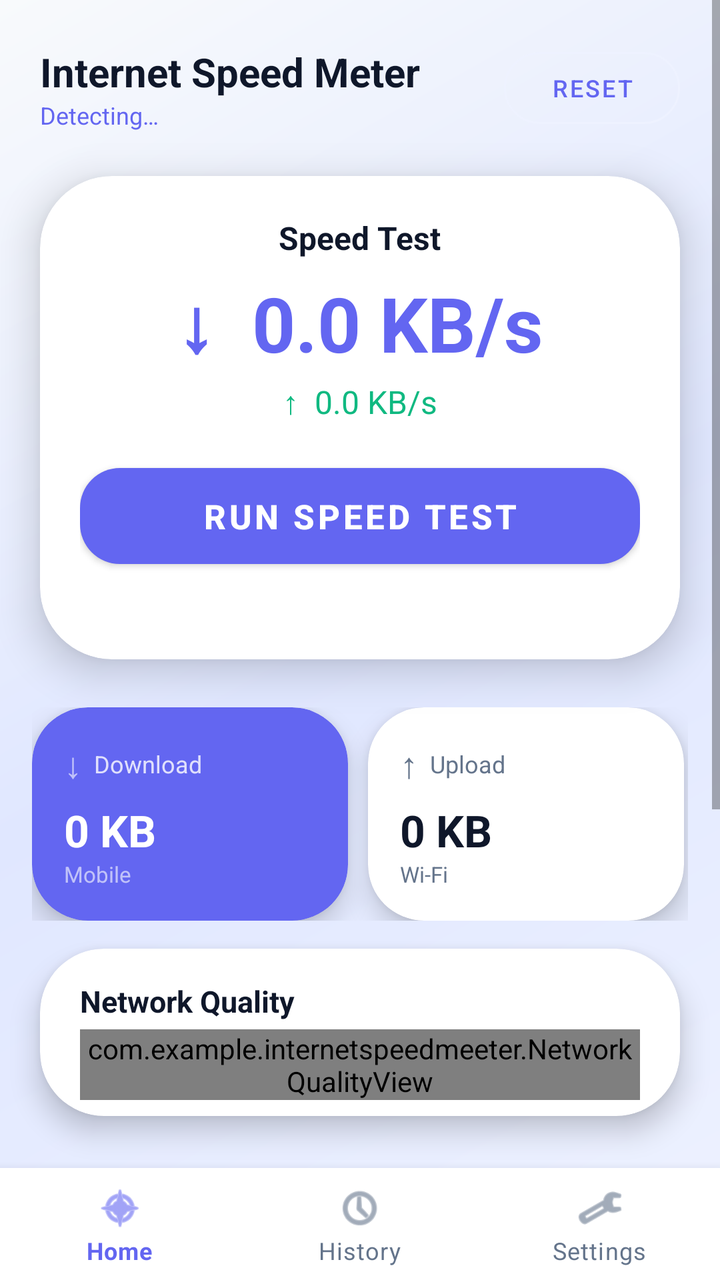
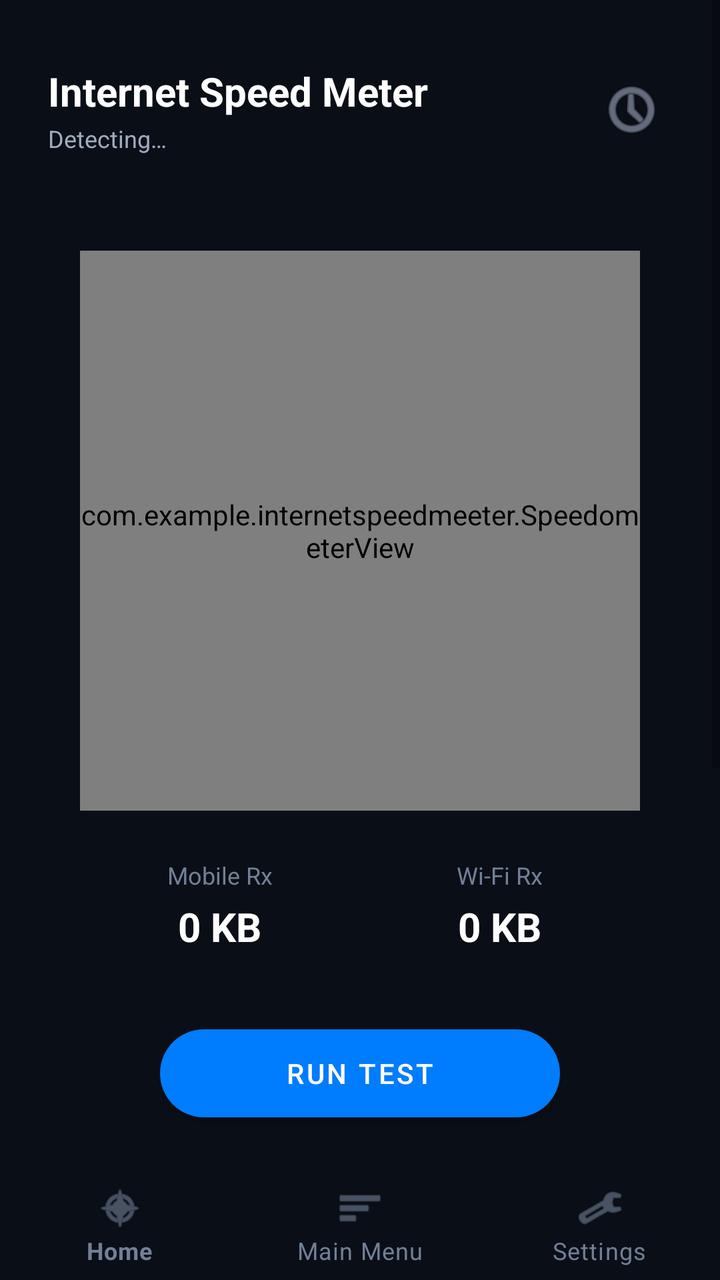

Compare the two renders of this Android layout. The source of the first and the diff that turns it into the second are given below.
<!-- AndroidManifest.xml: application theme Theme.InternetSpeedMeeter -->
<!-- res/layout/activity_main.xml -->
<?xml version="1.0" encoding="utf-8"?>
<androidx.constraintlayout.widget.ConstraintLayout
    xmlns:android="http://schemas.android.com/apk/res/android"
    xmlns:app="http://schemas.android.com/apk/res-auto"
    android:layout_width="match_parent"
    android:layout_height="match_parent"
    android:background="@drawable/bg_gradient_premium">

    
    <ScrollView
        android:id="@+id/scrollContent"
        android:layout_width="0dp"
        android:layout_height="0dp"
        android:clipToPadding="false"
        android:paddingBottom="16dp"
        app:layout_constraintTop_toTopOf="parent"
        app:layout_constraintBottom_toTopOf="@id/bottomNav"
        app:layout_constraintStart_toStartOf="parent"
        app:layout_constraintEnd_toEndOf="parent">

        <LinearLayout
            android:layout_width="match_parent"
            android:layout_height="wrap_content"
            android:orientation="vertical">

            
            
            
            <LinearLayout
                android:layout_width="match_parent"
                android:layout_height="wrap_content"
                android:orientation="horizontal"
                android:gravity="center_vertical"
                android:paddingHorizontal="20dp"
                android:paddingTop="20dp"
                android:paddingBottom="8dp">

                <LinearLayout
                    android:layout_width="0dp"
                    android:layout_height="wrap_content"
                    android:layout_weight="1"
                    android:orientation="vertical">

                    <TextView
                        android:layout_width="wrap_content"
                        android:layout_height="wrap_content"
                        android:text="Internet Speed Meter"
                        android:textSize="20sp"
                        android:textStyle="bold"
                        android:textColor="@color/text_primary"/>

                    <TextView
                        android:id="@+id/signalStrengthView"
                        android:layout_width="wrap_content"
                        android:layout_height="wrap_content"
                        android:text="Detecting…"
                        android:textSize="12sp"
                        android:textColor="@color/brand_blue"
                        android:contentDescription="@string/cd_signal"/>

                </LinearLayout>

                
                <com.google.android.material.button.MaterialButton
                    android:id="@+id/btnReset"
                    style="@style/Widget.MaterialComponents.Button.OutlinedButton"
                    android:layout_width="wrap_content"
                    android:layout_height="wrap_content"
                    android:text="Reset"
                    android:textSize="12sp"
                    android:textColor="@color/brand_blue"
                    android:contentDescription="@string/cd_btn_reset"
                    app:strokeColor="@color/brand_blue_light"
                    app:cornerRadius="20dp"/>

            </LinearLayout>

            
            
            
            <androidx.cardview.widget.CardView
                android:layout_width="match_parent"
                android:layout_height="wrap_content"
                android:layout_marginHorizontal="20dp"
                android:layout_marginBottom="24dp"
                android:layout_marginTop="12dp"
                app:cardBackgroundColor="@color/card_white"
                app:cardCornerRadius="36dp"
                app:cardElevation="12dp">

                <LinearLayout
                    android:layout_width="match_parent"
                    android:layout_height="wrap_content"
                    android:orientation="vertical"
                    android:paddingTop="20dp"
                    android:paddingBottom="16dp"
                    android:paddingHorizontal="20dp"
                    android:gravity="center_horizontal">

                    
                    <TextView
                        android:layout_width="wrap_content"
                        android:layout_height="wrap_content"
                        android:text="Speed Test"
                        android:textSize="16sp"
                        android:textStyle="bold"
                        android:textColor="@color/text_primary"
                        android:layout_marginBottom="6dp"/>

                    
                    <com.example.internetspeedmeeter.SpeedometerView
                        android:id="@+id/speedometerView"
                        android:layout_width="200dp"
                        android:layout_height="110dp"
                        android:layout_gravity="center_horizontal"
                        android:visibility="gone"/>

                    
                    <TextView
                        android:id="@+id/speedTextView"
                        android:layout_width="wrap_content"
                        android:layout_height="wrap_content"
                        android:text="↓  0.0 KB/s"
                        android:textSize="38sp"
                        android:textStyle="bold"
                        android:textColor="@color/brand_blue"/>

                    <TextView
                        android:id="@+id/uploadSpeedView"
                        android:layout_width="wrap_content"
                        android:layout_height="wrap_content"
                        android:text="↑  0.0 KB/s"
                        android:textSize="16sp"
                        android:textColor="@color/meter_green"
                        android:layout_marginTop="2dp"
                        android:layout_marginBottom="16dp"/>

                    
                    <ProgressBar
                        android:id="@+id/speedProgressBar"
                        style="?android:attr/progressBarStyleHorizontal"
                        android:layout_width="match_parent"
                        android:layout_height="4dp"
                        android:layout_marginBottom="10dp"
                        android:progressTint="@color/brand_blue"
                        android:visibility="gone"/>

                    
                    <com.google.android.material.button.MaterialButton
                        android:id="@+id/btnSpeedTest"
                        android:layout_width="match_parent"
                        android:layout_height="60dp"
                        android:text="Run Speed Test"
                        android:textSize="17sp"
                        android:textStyle="bold"
                        android:textColor="@color/text_on_blue"
                        android:contentDescription="@string/cd_btn_speed_test"
                        app:backgroundTint="@color/brand_blue"
                        app:cornerRadius="20dp"/>

                    <TextView
                        android:id="@+id/speedTestResultView"
                        android:layout_width="match_parent"
                        android:layout_height="wrap_content"
                        android:gravity="center"
                        android:textColor="@color/brand_blue"
                        android:textSize="13sp"
                        android:textStyle="bold"
                        android:layout_marginTop="8dp"
                        android:text=""/>

                </LinearLayout>
            </androidx.cardview.widget.CardView>

            
            <androidx.cardview.widget.CardView
                android:id="@+id/speedTestResultCard"
                android:layout_width="match_parent"
                android:layout_height="wrap_content"
                android:layout_marginHorizontal="20dp"
                android:layout_marginBottom="20dp"
                android:visibility="gone"
                app:cardBackgroundColor="@color/card_white"
                app:cardCornerRadius="24dp"
                app:cardElevation="8dp">
                <TextView
                    android:layout_width="match_parent"
                    android:layout_height="wrap_content"
                    android:padding="14dp"
                    android:gravity="center"
                    android:textColor="@color/brand_blue"
                    android:textSize="14sp"
                    android:textStyle="bold"
                    android:text=""/>
            </androidx.cardview.widget.CardView>

            
            <androidx.cardview.widget.CardView
                android:id="@+id/speedometerCardView"
                android:layout_width="match_parent"
                android:layout_height="wrap_content"
                android:layout_marginHorizontal="16dp"
                android:layout_marginBottom="12dp"
                android:visibility="gone"
                app:cardBackgroundColor="@color/card_white"
                app:cardCornerRadius="20dp"
                app:cardElevation="4dp">
                <FrameLayout
                    android:layout_width="match_parent"
                    android:layout_height="wrap_content"
                    android:padding="8dp"/>
            </androidx.cardview.widget.CardView>

            
            
            
            <LinearLayout
                android:layout_width="match_parent"
                android:layout_height="wrap_content"
                android:orientation="horizontal"
                android:layout_marginHorizontal="16dp"
                android:layout_marginBottom="14dp">

                
                <androidx.cardview.widget.CardView
                    android:layout_width="0dp"
                    android:layout_height="wrap_content"
                    android:layout_weight="1"
                    android:layout_marginEnd="10dp"
                    app:cardBackgroundColor="@color/brand_blue"
                    app:cardCornerRadius="28dp"
                    app:cardElevation="8dp">
                    <LinearLayout
                        android:layout_width="match_parent"
                        android:layout_height="wrap_content"
                        android:orientation="vertical"
                        android:padding="16dp">
                        <LinearLayout
                            android:layout_width="match_parent"
                            android:layout_height="wrap_content"
                            android:orientation="horizontal"
                            android:gravity="center_vertical"
                            android:layout_marginBottom="6dp">
                            <TextView
                                android:layout_width="wrap_content"
                                android:layout_height="wrap_content"
                                android:text="↓"
                                android:textSize="18sp"
                                android:textColor="#99FFFFFF"/>
                            <TextView
                                android:layout_width="wrap_content"
                                android:layout_height="wrap_content"
                                android:text="  Download"
                                android:textSize="12sp"
                                android:textColor="#CCffffff"/>
                        </LinearLayout>
                        <TextView
                            android:id="@+id/mobileDataUsageTextView"
                            android:layout_width="wrap_content"
                            android:layout_height="wrap_content"
                            android:text="0 KB"
                            android:textSize="22sp"
                            android:textStyle="bold"
                            android:textColor="@color/text_on_blue"/>
                        <TextView
                            android:layout_width="wrap_content"
                            android:layout_height="wrap_content"
                            android:text="Mobile"
                            android:textSize="11sp"
                            android:textColor="#99FFFFFF"/>
                    </LinearLayout>
                </androidx.cardview.widget.CardView>

                
                <androidx.cardview.widget.CardView
                    android:layout_width="0dp"
                    android:layout_height="wrap_content"
                    android:layout_weight="1"
                    android:layout_marginEnd="2dp"
                    app:cardBackgroundColor="@color/card_white"
                    app:cardCornerRadius="28dp"
                    app:cardElevation="8dp">
                    <LinearLayout
                        android:layout_width="match_parent"
                        android:layout_height="wrap_content"
                        android:orientation="vertical"
                        android:padding="16dp">
                        <LinearLayout
                            android:layout_width="match_parent"
                            android:layout_height="wrap_content"
                            android:orientation="horizontal"
                            android:gravity="center_vertical"
                            android:layout_marginBottom="6dp">
                            <TextView
                                android:layout_width="wrap_content"
                                android:layout_height="wrap_content"
                                android:text="↑"
                                android:textSize="18sp"
                                android:textColor="@color/text_secondary"/>
                            <TextView
                                android:layout_width="wrap_content"
                                android:layout_height="wrap_content"
                                android:text="  Upload"
                                android:textSize="12sp"
                                android:textColor="@color/text_secondary"/>
                        </LinearLayout>
                        <TextView
                            android:id="@+id/wifiDataUsageTextView"
                            android:layout_width="wrap_content"
                            android:layout_height="wrap_content"
                            android:text="0 KB"
                            android:textSize="22sp"
                            android:textStyle="bold"
                            android:textColor="@color/text_primary"/>
                        <TextView
                            android:layout_width="wrap_content"
                            android:layout_height="wrap_content"
                            android:text="Wi-Fi"
                            android:textSize="11sp"
                            android:textColor="@color/text_secondary"/>
                    </LinearLayout>
                </androidx.cardview.widget.CardView>

            </LinearLayout>

            
            
            
            <androidx.cardview.widget.CardView
                android:layout_width="match_parent"
                android:layout_height="wrap_content"
                android:layout_marginHorizontal="20dp"
                android:layout_marginBottom="24dp"
                app:cardBackgroundColor="@color/card_white"
                app:cardCornerRadius="32dp"
                app:cardElevation="8dp">

                <LinearLayout
                    android:layout_width="match_parent"
                    android:layout_height="wrap_content"
                    android:orientation="vertical"
                    android:paddingTop="16dp"
                    android:paddingBottom="8dp"
                    android:paddingHorizontal="20dp"
                    android:gravity="center_horizontal">

                    <TextView
                        android:layout_width="match_parent"
                        android:layout_height="wrap_content"
                        android:text="Network Quality"
                        android:textSize="15sp"
                        android:textStyle="bold"
                        android:textColor="@color/text_primary"
                        android:layout_marginBottom="4dp"/>

                    <com.example.internetspeedmeeter.NetworkQualityView
                        android:id="@+id/networkQualityView"
                        android:layout_width="match_parent"
                        android:layout_height="wrap_content"/>

                </LinearLayout>
            </androidx.cardview.widget.CardView>

            
            
            
            <TextView
                android:layout_width="wrap_content"
                android:layout_height="wrap_content"
                android:text="Tools"
                android:textSize="16sp"
                android:textStyle="bold"
                android:textColor="@color/text_primary"
                android:layout_marginStart="20dp"
                android:layout_marginBottom="10dp"/>

            
            <LinearLayout
                android:layout_width="match_parent"
                android:layout_height="wrap_content"
                android:orientation="horizontal"
                android:layout_marginHorizontal="16dp"
                android:layout_marginBottom="10dp">

                <androidx.cardview.widget.CardView
                    android:id="@+id/cardPing"
                    android:layout_width="0dp"
                    android:layout_height="88dp"
                    android:layout_weight="1"
                    android:layout_marginEnd="8dp"
                    android:clickable="true"
                    android:focusable="true"
                    app:cardBackgroundColor="@color/card_white"
                    app:cardCornerRadius="28dp"
                    app:cardElevation="6dp">
                    <LinearLayout
                        android:layout_width="match_parent"
                        android:layout_height="match_parent"
                        android:orientation="vertical"
                        android:gravity="center"
                        android:padding="8dp">
                        <TextView android:layout_width="wrap_content" android:layout_height="wrap_content"
                            android:text="🏓" android:textSize="24sp"/>
                        <TextView android:layout_width="wrap_content" android:layout_height="wrap_content"
                            android:text="Ping" android:textSize="13sp" android:textStyle="bold"
                            android:textColor="@color/text_primary" android:layout_marginTop="4dp"/>
                        <TextView android:layout_width="wrap_content" android:layout_height="wrap_content"
                            android:text="Latency" android:textSize="10sp" android:textColor="@color/text_secondary"/>
                    </LinearLayout>
                </androidx.cardview.widget.CardView>

                <androidx.cardview.widget.CardView
                    android:id="@+id/cardAppUsage"
                    android:layout_width="0dp"
                    android:layout_height="88dp"
                    android:layout_weight="1"
                    android:layout_marginEnd="8dp"
                    android:clickable="true"
                    android:focusable="true"
                    app:cardBackgroundColor="@color/card_white"
                    app:cardCornerRadius="28dp"
                    app:cardElevation="6dp">
                    <LinearLayout
                        android:layout_width="match_parent"
                        android:layout_height="match_parent"
                        android:orientation="vertical"
                        android:gravity="center"
                        android:padding="8dp">
                        <TextView android:layout_width="wrap_content" android:layout_height="wrap_content"
                            android:text="📊" android:textSize="24sp"/>
                        <TextView android:layout_width="wrap_content" android:layout_height="wrap_content"
                            android:text="App Usage" android:textSize="13sp" android:textStyle="bold"
                            android:textColor="@color/text_primary" android:layout_marginTop="4dp"/>
                        <TextView android:layout_width="wrap_content" android:layout_height="wrap_content"
                            android:text="Per-App Data" android:textSize="10sp" android:textColor="@color/text_secondary"/>
                    </LinearLayout>
                </androidx.cardview.widget.CardView>

                <androidx.cardview.widget.CardView
                    android:id="@+id/cardDataPlan"
                    android:layout_width="0dp"
                    android:layout_height="88dp"
                    android:layout_weight="1"
                    android:clickable="true"
                    android:focusable="true"
                    app:cardBackgroundColor="@color/card_white"
                    app:cardCornerRadius="28dp"
                    app:cardElevation="6dp">
                    <LinearLayout
                        android:layout_width="match_parent"
                        android:layout_height="match_parent"
                        android:orientation="vertical"
                        android:gravity="center"
                        android:padding="8dp">
                        <TextView android:layout_width="wrap_content" android:layout_height="wrap_content"
                            android:text="📋" android:textSize="24sp"/>
                        <TextView android:layout_width="wrap_content" android:layout_height="wrap_content"
                            android:text="Data Plan" android:textSize="13sp" android:textStyle="bold"
                            android:textColor="@color/text_primary" android:layout_marginTop="4dp"/>
                        <TextView android:layout_width="wrap_content" android:layout_height="wrap_content"
                            android:text="Monthly Limit" android:textSize="10sp" android:textColor="@color/text_secondary"/>
                    </LinearLayout>
                </androidx.cardview.widget.CardView>

            </LinearLayout>

            
            <LinearLayout
                android:layout_width="match_parent"
                android:layout_height="wrap_content"
                android:orientation="horizontal"
                android:layout_marginHorizontal="16dp"
                android:layout_marginBottom="20dp">

                <androidx.cardview.widget.CardView
                    android:id="@+id/cardThrottle"
                    android:layout_width="0dp"
                    android:layout_height="88dp"
                    android:layout_weight="1"
                    android:layout_marginEnd="8dp"
                    android:clickable="true"
                    android:focusable="true"
                    app:cardBackgroundColor="@color/card_white"
                    app:cardCornerRadius="28dp"
                    app:cardElevation="6dp">
                    <LinearLayout
                        android:layout_width="match_parent"
                        android:layout_height="match_parent"
                        android:orientation="vertical"
                        android:gravity="center"
                        android:padding="8dp">
                        <TextView android:layout_width="wrap_content" android:layout_height="wrap_content"
                            android:text="🔍" android:textSize="24sp"/>
                        <TextView android:layout_width="wrap_content" android:layout_height="wrap_content"
                            android:text="Throttle" android:textSize="13sp" android:textStyle="bold"
                            android:textColor="@color/text_primary" android:layout_marginTop="4dp"/>
                        <TextView android:layout_width="wrap_content" android:layout_height="wrap_content"
                            android:text="ISP Detector" android:textSize="10sp" android:textColor="@color/text_secondary"/>
                    </LinearLayout>
                </androidx.cardview.widget.CardView>

                <androidx.cardview.widget.CardView
                    android:id="@+id/cardGaming"
                    android:layout_width="0dp"
                    android:layout_height="88dp"
                    android:layout_weight="1"
                    android:layout_marginEnd="8dp"
                    android:clickable="true"
                    android:focusable="true"
                    app:cardBackgroundColor="@color/card_white"
                    app:cardCornerRadius="28dp"
                    app:cardElevation="6dp">
                    <LinearLayout
                        android:layout_width="match_parent"
                        android:layout_height="match_parent"
                        android:orientation="vertical"
                        android:gravity="center"
                        android:padding="8dp">
                        <TextView android:layout_width="wrap_content" android:layout_height="wrap_content"
                            android:text="🎮" android:textSize="24sp"/>
                        <TextView android:layout_width="wrap_content" android:layout_height="wrap_content"
                            android:text="Gaming" android:textSize="13sp" android:textStyle="bold"
                            android:textColor="@color/text_primary" android:layout_marginTop="4dp"/>
                        <TextView android:layout_width="wrap_content" android:layout_height="wrap_content"
                            android:text="Live Ping" android:textSize="10sp" android:textColor="@color/text_secondary"/>
                    </LinearLayout>
                </androidx.cardview.widget.CardView>

                <androidx.cardview.widget.CardView
                    android:id="@+id/cardHistory"
                    android:layout_width="0dp"
                    android:layout_height="88dp"
                    android:layout_weight="1"
                    android:clickable="true"
                    android:focusable="true"
                    app:cardBackgroundColor="@color/card_white"
                    app:cardCornerRadius="28dp"
                    app:cardElevation="6dp">
                    <LinearLayout
                        android:layout_width="match_parent"
                        android:layout_height="match_parent"
                        android:orientation="vertical"
                        android:gravity="center"
                        android:padding="8dp">
                        <TextView android:layout_width="wrap_content" android:layout_height="wrap_content"
                            android:text="📈" android:textSize="24sp"/>
                        <TextView android:layout_width="wrap_content" android:layout_height="wrap_content"
                            android:text="History" android:textSize="13sp" android:textStyle="bold"
                            android:textColor="@color/text_primary" android:layout_marginTop="4dp"/>
                        <TextView android:layout_width="wrap_content" android:layout_height="wrap_content"
                            android:text="Tests + Chart" android:textSize="10sp" android:textColor="@color/text_secondary"/>
                    </LinearLayout>
                </androidx.cardview.widget.CardView>

            </LinearLayout>

        </LinearLayout>
    </ScrollView>

    
    <com.google.android.material.bottomnavigation.BottomNavigationView
        android:id="@+id/bottomNav"
        android:layout_width="0dp"
        android:layout_height="wrap_content"
        android:background="@color/nav_bg"
        app:menu="@menu/bottom_nav_menu"
        app:itemIconTint="@color/nav_item_color"
        app:itemTextColor="@color/nav_item_color"
        app:layout_constraintBottom_toBottomOf="parent"
        app:layout_constraintStart_toStartOf="parent"
        app:layout_constraintEnd_toEndOf="parent"/>

</androidx.constraintlayout.widget.ConstraintLayout>
<!-- resources referenced by this layout -->
<resources>
  <color name="brand_blue">#6366F1</color>
  <color name="brand_blue_light">#EEF2FF</color>
  <color name="card_white">#FFFFFF</color>
  <color name="meter_green">#10B981</color>
  <color name="nav_bg">#FFFFFF</color>
  <color name="text_on_blue">#FFFFFF</color>
  <color name="text_primary">#0F172A</color>
  <color name="text_secondary">#64748B</color>
  <!-- drawable bg_gradient_premium (drawable) -->
  <?xml version="1.0" encoding="utf-8"?>
  <shape xmlns:android="http://schemas.android.com/apk/res/android"
      android:shape="rectangle">
      <gradient
          android:startColor="#EEF2FF"
          android:centerColor="#E0E7FF"
          android:endColor="#F8FAFC"
          android:angle="135"
          android:type="linear" />
  </shape>
  <string name="cd_btn_reset">Reset session data usage</string>
  <string name="cd_btn_speed_test">Run internet speed test</string>
  <string name="cd_signal">Current signal strength</string>
  <style name="Theme.InternetSpeedMeeter" parent="Base.Theme.InternetSpeedMeeter" />
  <style name="Base.Theme.InternetSpeedMeeter" parent="Theme.MaterialComponents.DayNight.NoActionBar">
          <item name="colorPrimary">@color/brand_blue</item>
          <item name="colorPrimaryVariant">@color/brand_blue_mid</item>
          <item name="colorOnPrimary">@color/text_on_blue</item>
          <item name="colorSurface">@color/card_white</item>
          <item name="colorOnSurface">@color/text_primary</item>
          <item name="android:windowBackground">@color/page_bg</item>
          <item name="android:statusBarColor">@color/page_bg</item>
          <item name="android:windowLightStatusBar" tools:targetApi="23">true</item>
          <item name="android:navigationBarColor">@color/nav_bg</item>
          <item name="android:windowLightNavigationBar" tools:targetApi="27">true</item>
      </style>
  <color name="brand_blue_mid">#818CF8</color>
  <color name="page_bg">#F8FAFC</color>
</resources>

<!-- the commit's change to res/layout/activity_main.xml (unified diff, before → after) -->
@@ -4,9 +4,8 @@
     xmlns:app="http://schemas.android.com/apk/res-auto"
     android:layout_width="match_parent"
     android:layout_height="match_parent"
-    android:background="@drawable/bg_gradient_premium">
-
-    
+    android:background="#0A0E17"> 
+
     <ScrollView
         android:id="@+id/scrollContent"
         android:layout_width="0dp"
@@ -31,9 +30,9 @@
                 android:layout_height="wrap_content"
                 android:orientation="horizontal"
                 android:gravity="center_vertical"
-                android:paddingHorizontal="20dp"
-                android:paddingTop="20dp"
-                android:paddingBottom="8dp">
+                android:paddingHorizontal="24dp"
+                android:paddingTop="32dp"
+                android:paddingBottom="16dp">
 
                 <LinearLayout
                     android:layout_width="0dp"
@@ -41,13 +40,14 @@
                     android:layout_weight="1"
                     android:orientation="vertical">
 
+                    
                     <TextView
                         android:layout_width="wrap_content"
                         android:layout_height="wrap_content"
                         android:text="Internet Speed Meter"
                         android:textSize="20sp"
                         android:textStyle="bold"
-                        android:textColor="@color/text_primary"/>
+                        android:textColor="@android:color/white"/>
 
                     <TextView
                         android:id="@+id/signalStrengthView"
@@ -55,504 +55,181 @@
                         android:layout_height="wrap_content"
                         android:text="Detecting…"
                         android:textSize="12sp"
-                        android:textColor="@color/brand_blue"
-                        android:contentDescription="@string/cd_signal"/>
-
-                </LinearLayout>
+                        android:textColor="#A0ABC0"
+                        android:layout_marginTop="2dp"/>
+
+                </LinearLayout>
+
+                <ImageButton
+                    android:id="@+id/btnHistory"
+                    android:layout_width="40dp"
+                    android:layout_height="40dp"
+                    android:background="?attr/selectableItemBackgroundBorderless"
+                    android:src="@android:drawable/ic_menu_recent_history"
+                    android:tint="#A0ABC0"
+                    android:contentDescription="History" />
+            </LinearLayout>
+
+            
+            
+            
+            <FrameLayout
+                android:layout_width="match_parent"
+                android:layout_height="wrap_content"
+                android:layout_marginTop="32dp"
+                android:layout_marginHorizontal="24dp"
+                android:clipChildren="false">
 
                 
+                <com.example.internetspeedmeeter.SpeedometerView
+                    android:id="@+id/speedometerView"
+                    android:layout_width="280dp"
+                    android:layout_height="280dp"
+                    android:layout_gravity="center" />
+
+            </FrameLayout>
+
+            
+            
+            
+            <LinearLayout
+                android:layout_width="match_parent"
+                android:layout_height="wrap_content"
+                android:orientation="horizontal"
+                android:paddingHorizontal="40dp"
+                android:layout_marginTop="24dp">
+
+                <LinearLayout
+                    android:layout_width="0dp"
+                    android:layout_height="wrap_content"
+                    android:layout_weight="1"
+                    android:orientation="vertical"
+                    android:gravity="center">
+
+                    <TextView
+                        android:layout_width="wrap_content"
+                        android:layout_height="wrap_content"
+                        android:text="Mobile Rx"
+                        android:textSize="12sp"
+                        android:textColor="#718096"
+                        android:layout_marginBottom="4dp"/>
+
+                    <TextView
+                        android:id="@+id/mobileDataUsageTextView"
+                        android:layout_width="wrap_content"
+                        android:layout_height="wrap_content"
+                        android:text="0 KB"
+                        android:textSize="20sp"
+                        android:textColor="@android:color/white"
+                        android:textStyle="bold"/>
+                </LinearLayout>
+
+                <LinearLayout
+                    android:layout_width="0dp"
+                    android:layout_height="wrap_content"
+                    android:layout_weight="1"
+                    android:orientation="vertical"
+                    android:gravity="center">
+
+                    <TextView
+                        android:layout_width="wrap_content"
+                        android:layout_height="wrap_content"
+                        android:text="Wi-Fi Rx"
+                        android:textSize="12sp"
+                        android:textColor="#718096"
+                        android:layout_marginBottom="4dp"/>
+
+                    <TextView
+                        android:id="@+id/wifiDataUsageTextView"
+                        android:layout_width="wrap_content"
+                        android:layout_height="wrap_content"
+                        android:text="0 KB"
+                        android:textSize="20sp"
+                        android:textColor="@android:color/white"
+                        android:textStyle="bold"/>
+                </LinearLayout>
+
+            </LinearLayout>
+
+            
+            <LinearLayout
+                android:layout_width="match_parent"
+                android:layout_height="wrap_content"
+                android:orientation="vertical"
+                android:gravity="center"
+                android:layout_marginTop="32dp">
+
                 <com.google.android.material.button.MaterialButton
-                    android:id="@+id/btnReset"
-                    style="@style/Widget.MaterialComponents.Button.OutlinedButton"
+                    android:id="@+id/btnSpeedTest"
+                    android:layout_width="200dp"
+                    android:layout_height="56dp"
+                    android:text="Run Test"
+                    android:textColor="@android:color/white"
+                    app:backgroundTint="#007CFF"
+                    app:cornerRadius="28dp" />
+
+                <TextView
+                    android:id="@+id/speedTestResultView"
                     android:layout_width="wrap_content"
                     android:layout_height="wrap_content"
-                    android:text="Reset"
+                    android:text=""
                     android:textSize="12sp"
-                    android:textColor="@color/brand_blue"
-                    android:contentDescription="@string/cd_btn_reset"
-                    app:strokeColor="@color/brand_blue_light"
-                    app:cornerRadius="20dp"/>
-
-            </LinearLayout>
-
-            
-            
-            
-            <androidx.cardview.widget.CardView
-                android:layout_width="match_parent"
-                android:layout_height="wrap_content"
-                android:layout_marginHorizontal="20dp"
-                android:layout_marginBottom="24dp"
-                android:layout_marginTop="12dp"
-                app:cardBackgroundColor="@color/card_white"
-                app:cardCornerRadius="36dp"
-                app:cardElevation="12dp">
+                    android:textColor="#00E1D9"
+                    android:layout_marginTop="8dp"/>
+            </LinearLayout>
+
+            
+            
+            
+            <LinearLayout
+                android:layout_width="match_parent"
+                android:layout_height="wrap_content"
+                android:orientation="vertical"
+                android:layout_marginTop="40dp"
+                android:paddingHorizontal="24dp"
+                android:layout_marginBottom="32dp">
 
                 <LinearLayout
                     android:layout_width="match_parent"
                     android:layout_height="wrap_content"
-                    android:orientation="vertical"
-                    android:paddingTop="20dp"
-                    android:paddingBottom="16dp"
-                    android:paddingHorizontal="20dp"
-                    android:gravity="center_horizontal">
-
-                    
-                    <TextView
-                        android:layout_width="wrap_content"
-                        android:layout_height="wrap_content"
-                        android:text="Speed Test"
+                    android:orientation="horizontal"
+                    android:gravity="center_vertical"
+                    android:layout_marginBottom="16dp">
+
+                    <TextView
+                        android:layout_width="0dp"
+                        android:layout_height="wrap_content"
+                        android:layout_weight="1"
+                        android:text="Weekly usage"
                         android:textSize="16sp"
                         android:textStyle="bold"
-                        android:textColor="@color/text_primary"
-                        android:layout_marginBottom="6dp"/>
-
-                    
-                    <com.example.internetspeedmeeter.SpeedometerView
-                        android:id="@+id/speedometerView"
-                        android:layout_width="200dp"
-                        android:layout_height="110dp"
-                        android:layout_gravity="center_horizontal"
-                        android:visibility="gone"/>
-
-                    
-                    <TextView
-                        android:id="@+id/speedTextView"
-                        android:layout_width="wrap_content"
-                        android:layout_height="wrap_content"
-                        android:text="↓  0.0 KB/s"
-                        android:textSize="38sp"
-                        android:textStyle="bold"
-                        android:textColor="@color/brand_blue"/>
-
-                    <TextView
-                        android:id="@+id/uploadSpeedView"
-                        android:layout_width="wrap_content"
-                        android:layout_height="wrap_content"
-                        android:text="↑  0.0 KB/s"
-                        android:textSize="16sp"
-                        android:textColor="@color/meter_green"
-                        android:layout_marginTop="2dp"
-                        android:layout_marginBottom="16dp"/>
-
-                    
-                    <ProgressBar
-                        android:id="@+id/speedProgressBar"
-                        style="?android:attr/progressBarStyleHorizontal"
-                        android:layout_width="match_parent"
-                        android:layout_height="4dp"
-                        android:layout_marginBottom="10dp"
-                        android:progressTint="@color/brand_blue"
-                        android:visibility="gone"/>
-
-                    
-                    <com.google.android.material.button.MaterialButton
-                        android:id="@+id/btnSpeedTest"
-                        android:layout_width="match_parent"
-                        android:layout_height="60dp"
-                        android:text="Run Speed Test"
-                        android:textSize="17sp"
-                        android:textStyle="bold"
-                        android:textColor="@color/text_on_blue"
-                        android:contentDescription="@string/cd_btn_speed_test"
-                        app:backgroundTint="@color/brand_blue"
-                        app:cornerRadius="20dp"/>
-
-                    <TextView
-                        android:id="@+id/speedTestResultView"
-                        android:layout_width="match_parent"
-                        android:layout_height="wrap_content"
-                        android:gravity="center"
-                        android:textColor="@color/brand_blue"
-                        android:textSize="13sp"
-                        android:textStyle="bold"
-                        android:layout_marginTop="8dp"
-                        android:text=""/>
-
-                </LinearLayout>
-            </androidx.cardview.widget.CardView>
-
-            
-            <androidx.cardview.widget.CardView
-                android:id="@+id/speedTestResultCard"
-                android:layout_width="match_parent"
-                android:layout_height="wrap_content"
-                android:layout_marginHorizontal="20dp"
-                android:layout_marginBottom="20dp"
-                android:visibility="gone"
-                app:cardBackgroundColor="@color/card_white"
-                app:cardCornerRadius="24dp"
-                app:cardElevation="8dp">
-                <TextView
+                        android:textColor="@android:color/white"/>
+
+                    <TextView
+                        android:layout_width="wrap_content"
+                        android:layout_height="wrap_content"
+                        android:text="Chart"
+                        android:textSize="14sp"
+                        android:textColor="#007CFF"
+                        android:background="?attr/selectableItemBackground"
+                        android:clickable="true"
+                        android:focusable="true"
+                        android:padding="4dp"/>
+                </LinearLayout>
+
+                <com.github.mikephil.charting.charts.BarChart
+                    android:id="@+id/weeklyUsageChart"
                     android:layout_width="match_parent"
-                    android:layout_height="wrap_content"
-                    android:padding="14dp"
-                    android:gravity="center"
-                    android:textColor="@color/brand_blue"
-                    android:textSize="14sp"
-                    android:textStyle="bold"
-                    android:text=""/>
-            </androidx.cardview.widget.CardView>
-
-            
-            <androidx.cardview.widget.CardView
-                android:id="@+id/speedometerCardView"
-                android:layout_width="match_parent"
-                android:layout_height="wrap_content"
-                android:layout_marginHorizontal="16dp"
-                android:layout_marginBottom="12dp"
-                android:visibility="gone"
-                app:cardBackgroundColor="@color/card_white"
-                app:cardCornerRadius="20dp"
-                app:cardElevation="4dp">
-                <FrameLayout
-                    android:layout_width="match_parent"
-                    android:layout_height="wrap_content"
-                    android:padding="8dp"/>
-            </androidx.cardview.widget.CardView>
-
-            
-            
-            
-            <LinearLayout
-                android:layout_width="match_parent"
-                android:layout_height="wrap_content"
-                android:orientation="horizontal"
-                android:layout_marginHorizontal="16dp"
-                android:layout_marginBottom="14dp">
-
-                
-                <androidx.cardview.widget.CardView
-                    android:layout_width="0dp"
-                    android:layout_height="wrap_content"
-                    android:layout_weight="1"
-                    android:layout_marginEnd="10dp"
-                    app:cardBackgroundColor="@color/brand_blue"
-                    app:cardCornerRadius="28dp"
-                    app:cardElevation="8dp">
-                    <LinearLayout
-                        android:layout_width="match_parent"
-                        android:layout_height="wrap_content"
-                        android:orientation="vertical"
-                        android:padding="16dp">
-                        <LinearLayout
-                            android:layout_width="match_parent"
-                            android:layout_height="wrap_content"
-                            android:orientation="horizontal"
-                            android:gravity="center_vertical"
-                            android:layout_marginBottom="6dp">
-                            <TextView
-                                android:layout_width="wrap_content"
-                                android:layout_height="wrap_content"
-                                android:text="↓"
-                                android:textSize="18sp"
-                                android:textColor="#99FFFFFF"/>
-                            <TextView
-                                android:layout_width="wrap_content"
-                                android:layout_height="wrap_content"
-                                android:text="  Download"
-                                android:textSize="12sp"
-                                android:textColor="#CCffffff"/>
-                        </LinearLayout>
-                        <TextView
-                            android:id="@+id/mobileDataUsageTextView"
-                            android:layout_width="wrap_content"
-                            android:layout_height="wrap_content"
-                            android:text="0 KB"
-                            android:textSize="22sp"
-                            android:textStyle="bold"
-                            android:textColor="@color/text_on_blue"/>
-                        <TextView
-                            android:layout_width="wrap_content"
-                            android:layout_height="wrap_content"
-                            android:text="Mobile"
-                            android:textSize="11sp"
-                            android:textColor="#99FFFFFF"/>
-                    </LinearLayout>
-                </androidx.cardview.widget.CardView>
-
-                
-                <androidx.cardview.widget.CardView
-                    android:layout_width="0dp"
-                    android:layout_height="wrap_content"
-                    android:layout_weight="1"
-                    android:layout_marginEnd="2dp"
-                    app:cardBackgroundColor="@color/card_white"
-                    app:cardCornerRadius="28dp"
-                    app:cardElevation="8dp">
-                    <LinearLayout
-                        android:layout_width="match_parent"
-                        android:layout_height="wrap_content"
-                        android:orientation="vertical"
-                        android:padding="16dp">
-                        <LinearLayout
-                            android:layout_width="match_parent"
-                            android:layout_height="wrap_content"
-                            android:orientation="horizontal"
-                            android:gravity="center_vertical"
-                            android:layout_marginBottom="6dp">
-                            <TextView
-                                android:layout_width="wrap_content"
-                                android:layout_height="wrap_content"
-                                android:text="↑"
-                                android:textSize="18sp"
-                                android:textColor="@color/text_secondary"/>
-                            <TextView
-                                android:layout_width="wrap_content"
-                                android:layout_height="wrap_content"
-                                android:text="  Upload"
-                                android:textSize="12sp"
-                                android:textColor="@color/text_secondary"/>
-                        </LinearLayout>
-                        <TextView
-                            android:id="@+id/wifiDataUsageTextView"
-                            android:layout_width="wrap_content"
-                            android:layout_height="wrap_content"
-                            android:text="0 KB"
-                            android:textSize="22sp"
-                            android:textStyle="bold"
-                            android:textColor="@color/text_primary"/>
-                        <TextView
-                            android:layout_width="wrap_content"
-                            android:layout_height="wrap_content"
-                            android:text="Wi-Fi"
-                            android:textSize="11sp"
-                            android:textColor="@color/text_secondary"/>
-                    </LinearLayout>
-                </androidx.cardview.widget.CardView>
-
-            </LinearLayout>
-
-            
-            
-            
-            <androidx.cardview.widget.CardView
-                android:layout_width="match_parent"
-                android:layout_height="wrap_content"
-                android:layout_marginHorizontal="20dp"
-                android:layout_marginBottom="24dp"
-                app:cardBackgroundColor="@color/card_white"
-                app:cardCornerRadius="32dp"
-                app:cardElevation="8dp">
-
-                <LinearLayout
-                    android:layout_width="match_parent"
-                    android:layout_height="wrap_content"
-                    android:orientation="vertical"
-                    android:paddingTop="16dp"
-                    android:paddingBottom="8dp"
-                    android:paddingHorizontal="20dp"
-                    android:gravity="center_horizontal">
-
-                    <TextView
-                        android:layout_width="match_parent"
-                        android:layout_height="wrap_content"
-                        android:text="Network Quality"
-                        android:textSize="15sp"
-                        android:textStyle="bold"
-                        android:textColor="@color/text_primary"
-                        android:layout_marginBottom="4dp"/>
-
-                    <com.example.internetspeedmeeter.NetworkQualityView
-                        android:id="@+id/networkQualityView"
-                        android:layout_width="match_parent"
-                        android:layout_height="wrap_content"/>
-
-                </LinearLayout>
-            </androidx.cardview.widget.CardView>
-
-            
-            
-            
-            <TextView
-                android:layout_width="wrap_content"
-                android:layout_height="wrap_content"
-                android:text="Tools"
-                android:textSize="16sp"
-                android:textStyle="bold"
-                android:textColor="@color/text_primary"
-                android:layout_marginStart="20dp"
-                android:layout_marginBottom="10dp"/>
-
-            
-            <LinearLayout
-                android:layout_width="match_parent"
-                android:layout_height="wrap_content"
-                android:orientation="horizontal"
-                android:layout_marginHorizontal="16dp"
-                android:layout_marginBottom="10dp">
-
-                <androidx.cardview.widget.CardView
-                    android:id="@+id/cardPing"
-                    android:layout_width="0dp"
-                    android:layout_height="88dp"
-                    android:layout_weight="1"
-                    android:layout_marginEnd="8dp"
-                    android:clickable="true"
-                    android:focusable="true"
-                    app:cardBackgroundColor="@color/card_white"
-                    app:cardCornerRadius="28dp"
-                    app:cardElevation="6dp">
-                    <LinearLayout
-                        android:layout_width="match_parent"
-                        android:layout_height="match_parent"
-                        android:orientation="vertical"
-                        android:gravity="center"
-                        android:padding="8dp">
-                        <TextView android:layout_width="wrap_content" android:layout_height="wrap_content"
-                            android:text="🏓" android:textSize="24sp"/>
-                        <TextView android:layout_width="wrap_content" android:layout_height="wrap_content"
-                            android:text="Ping" android:textSize="13sp" android:textStyle="bold"
-                            android:textColor="@color/text_primary" android:layout_marginTop="4dp"/>
-                        <TextView android:layout_width="wrap_content" android:layout_height="wrap_content"
-                            android:text="Latency" android:textSize="10sp" android:textColor="@color/text_secondary"/>
-                    </LinearLayout>
-                </androidx.cardview.widget.CardView>
-
-                <androidx.cardview.widget.CardView
-                    android:id="@+id/cardAppUsage"
-                    android:layout_width="0dp"
-                    android:layout_height="88dp"
-                    android:layout_weight="1"
-                    android:layout_marginEnd="8dp"
-                    android:clickable="true"
-                    android:focusable="true"
-                    app:cardBackgroundColor="@color/card_white"
-                    app:cardCornerRadius="28dp"
-                    app:cardElevation="6dp">
-                    <LinearLayout
-                        android:layout_width="match_parent"
-                        android:layout_height="match_parent"
-                        android:orientation="vertical"
-                        android:gravity="center"
-                        android:padding="8dp">
-                        <TextView android:layout_width="wrap_content" android:layout_height="wrap_content"
-                            android:text="📊" android:textSize="24sp"/>
-                        <TextView android:layout_width="wrap_content" android:layout_height="wrap_content"
-                            android:text="App Usage" android:textSize="13sp" android:textStyle="bold"
-                            android:textColor="@color/text_primary" android:layout_marginTop="4dp"/>
-                        <TextView android:layout_width="wrap_content" android:layout_height="wrap_content"
-                            android:text="Per-App Data" android:textSize="10sp" android:textColor="@color/text_secondary"/>
-                    </LinearLayout>
-                </androidx.cardview.widget.CardView>
-
-                <androidx.cardview.widget.CardView
-                    android:id="@+id/cardDataPlan"
-                    android:layout_width="0dp"
-                    android:layout_height="88dp"
-                    android:layout_weight="1"
-                    android:clickable="true"
-                    android:focusable="true"
-                    app:cardBackgroundColor="@color/card_white"
-                    app:cardCornerRadius="28dp"
-                    app:cardElevation="6dp">
-                    <LinearLayout
-                        android:layout_width="match_parent"
-                        android:layout_height="match_parent"
-                        android:orientation="vertical"
-                        android:gravity="center"
-                        android:padding="8dp">
-                        <TextView android:layout_width="wrap_content" android:layout_height="wrap_content"
-                            android:text="📋" android:textSize="24sp"/>
-                        <TextView android:layout_width="wrap_content" android:layout_height="wrap_content"
-                            android:text="Data Plan" android:textSize="13sp" android:textStyle="bold"
-                            android:textColor="@color/text_primary" android:layout_marginTop="4dp"/>
-                        <TextView android:layout_width="wrap_content" android:layout_height="wrap_content"
-                            android:text="Monthly Limit" android:textSize="10sp" android:textColor="@color/text_secondary"/>
-                    </LinearLayout>
-                </androidx.cardview.widget.CardView>
-
-            </LinearLayout>
-
-            
-            <LinearLayout
-                android:layout_width="match_parent"
-                android:layout_height="wrap_content"
-                android:orientation="horizontal"
-                android:layout_marginHorizontal="16dp"
-                android:layout_marginBottom="20dp">
-
-                <androidx.cardview.widget.CardView
-                    android:id="@+id/cardThrottle"
-                    android:layout_width="0dp"
-                    android:layout_height="88dp"
-                    android:layout_weight="1"
-                    android:layout_marginEnd="8dp"
-                    android:clickable="true"
-                    android:focusable="true"
-                    app:cardBackgroundColor="@color/card_white"
-                    app:cardCornerRadius="28dp"
-                    app:cardElevation="6dp">
-                    <LinearLayout
-                        android:layout_width="match_parent"
-                        android:layout_height="match_parent"
-                        android:orientation="vertical"
-                        android:gravity="center"
-                        android:padding="8dp">
-                        <TextView android:layout_width="wrap_content" android:layout_height="wrap_content"
-                            android:text="🔍" android:textSize="24sp"/>
-                        <TextView android:layout_width="wrap_content" android:layout_height="wrap_content"
-                            android:text="Throttle" android:textSize="13sp" android:textStyle="bold"
-                            android:textColor="@color/text_primary" android:layout_marginTop="4dp"/>
-                        <TextView android:layout_width="wrap_content" android:layout_height="wrap_content"
-                            android:text="ISP Detector" android:textSize="10sp" android:textColor="@color/text_secondary"/>
-                    </LinearLayout>
-                </androidx.cardview.widget.CardView>
-
-                <androidx.cardview.widget.CardView
-                    android:id="@+id/cardGaming"
-                    android:layout_width="0dp"
-                    android:layout_height="88dp"
-                    android:layout_weight="1"
-                    android:layout_marginEnd="8dp"
-                    android:clickable="true"
-                    android:focusable="true"
-                    app:cardBackgroundColor="@color/card_white"
-                    app:cardCornerRadius="28dp"
-                    app:cardElevation="6dp">
-                    <LinearLayout
-                        android:layout_width="match_parent"
-                        android:layout_height="match_parent"
-                        android:orientation="vertical"
-                        android:gravity="center"
-                        android:padding="8dp">
-                        <TextView android:layout_width="wrap_content" android:layout_height="wrap_content"
-                            android:text="🎮" android:textSize="24sp"/>
-                        <TextView android:layout_width="wrap_content" android:layout_height="wrap_content"
-                            android:text="Gaming" android:textSize="13sp" android:textStyle="bold"
-                            android:textColor="@color/text_primary" android:layout_marginTop="4dp"/>
-                        <TextView android:layout_width="wrap_content" android:layout_height="wrap_content"
-                            android:text="Live Ping" android:textSize="10sp" android:textColor="@color/text_secondary"/>
-                    </LinearLayout>
-                </androidx.cardview.widget.CardView>
-
-                <androidx.cardview.widget.CardView
-                    android:id="@+id/cardHistory"
-                    android:layout_width="0dp"
-                    android:layout_height="88dp"
-                    android:layout_weight="1"
-                    android:clickable="true"
-                    android:focusable="true"
-                    app:cardBackgroundColor="@color/card_white"
-                    app:cardCornerRadius="28dp"
-                    app:cardElevation="6dp">
-                    <LinearLayout
-                        android:layout_width="match_parent"
-                        android:layout_height="match_parent"
-                        android:orientation="vertical"
-                        android:gravity="center"
-                        android:padding="8dp">
-                        <TextView android:layout_width="wrap_content" android:layout_height="wrap_content"
-                            android:text="📈" android:textSize="24sp"/>
-                        <TextView android:layout_width="wrap_content" android:layout_height="wrap_content"
-                            android:text="History" android:textSize="13sp" android:textStyle="bold"
-                            android:textColor="@color/text_primary" android:layout_marginTop="4dp"/>
-                        <TextView android:layout_width="wrap_content" android:layout_height="wrap_content"
-                            android:text="Tests + Chart" android:textSize="10sp" android:textColor="@color/text_secondary"/>
-                    </LinearLayout>
-                </androidx.cardview.widget.CardView>
-
-            </LinearLayout>
+                    android:layout_height="160dp"/>
+
+            </LinearLayout>
+
+            
+            <ProgressBar
+                android:id="@+id/speedProgressBar"
+                android:layout_width="match_parent"
+                android:layout_height="wrap_content"
+                android:visibility="gone"/>
 
         </LinearLayout>
     </ScrollView>
@@ -562,10 +239,10 @@
         android:id="@+id/bottomNav"
         android:layout_width="0dp"
         android:layout_height="wrap_content"
-        android:background="@color/nav_bg"
+        android:background="#0A0E17"
         app:menu="@menu/bottom_nav_menu"
-        app:itemIconTint="@color/nav_item_color"
-        app:itemTextColor="@color/nav_item_color"
+        app:itemIconTint="#718096"
+        app:itemTextColor="#718096"
         app:layout_constraintBottom_toBottomOf="parent"
         app:layout_constraintStart_toStartOf="parent"
         app:layout_constraintEnd_toEndOf="parent"/>
<!-- resource entries referenced after the edit -->
@@ -1,27 +1,5 @@
 <!-- resources referenced by this layout -->
 <resources>
-  <color name="brand_blue">#6366F1</color>
-  <color name="brand_blue_light">#EEF2FF</color>
-  <color name="card_white">#FFFFFF</color>
-  <color name="meter_green">#10B981</color>
-  <color name="nav_bg">#FFFFFF</color>
-  <color name="text_on_blue">#FFFFFF</color>
-  <color name="text_primary">#0F172A</color>
-  <color name="text_secondary">#64748B</color>
-  <!-- drawable bg_gradient_premium (drawable) -->
-  <?xml version="1.0" encoding="utf-8"?>
-  <shape xmlns:android="http://schemas.android.com/apk/res/android"
-      android:shape="rectangle">
-      <gradient
-          android:startColor="#EEF2FF"
-          android:centerColor="#E0E7FF"
-          android:endColor="#F8FAFC"
-          android:angle="135"
-          android:type="linear" />
-  </shape>
-  <string name="cd_btn_reset">Reset session data usage</string>
-  <string name="cd_btn_speed_test">Run internet speed test</string>
-  <string name="cd_signal">Current signal strength</string>
   <style name="Theme.InternetSpeedMeeter" parent="Base.Theme.InternetSpeedMeeter" />
   <style name="Base.Theme.InternetSpeedMeeter" parent="Theme.MaterialComponents.DayNight.NoActionBar">
           <item name="colorPrimary">@color/brand_blue</item>
@@ -35,7 +13,12 @@
           <item name="android:navigationBarColor">@color/nav_bg</item>
           <item name="android:windowLightNavigationBar" tools:targetApi="27">true</item>
       </style>
+  <color name="brand_blue">#6366F1</color>
   <color name="brand_blue_mid">#818CF8</color>
+  <color name="text_on_blue">#FFFFFF</color>
+  <color name="card_white">#FFFFFF</color>
+  <color name="text_primary">#0F172A</color>
   <color name="page_bg">#F8FAFC</color>
+  <color name="nav_bg">#FFFFFF</color>
 </resources>
 
